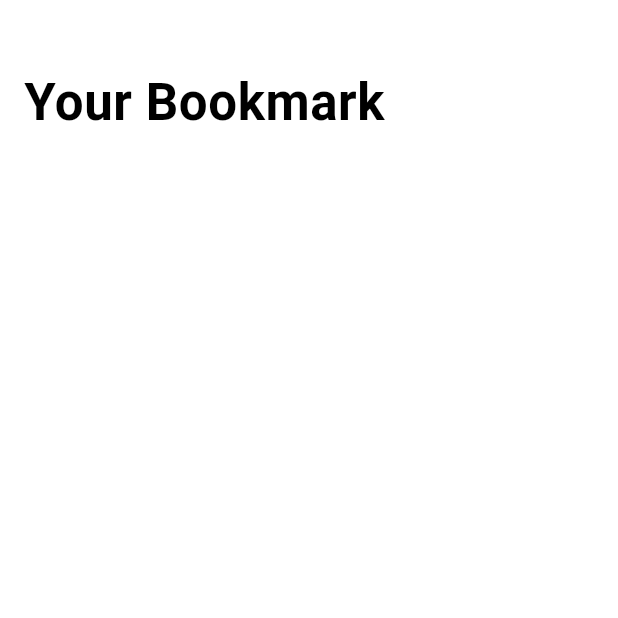
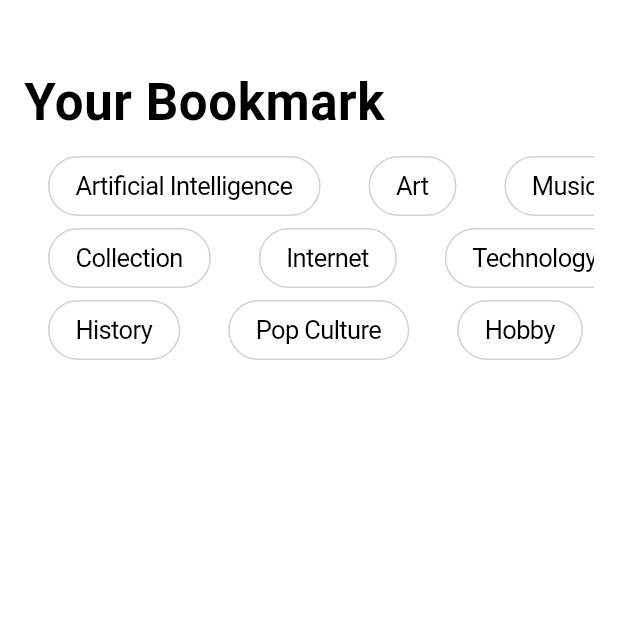
Before and after one commit to developer-bookmark/bookmar-app, a Flutter app: the screen it shows after launch, on a phone screen of 412 x 824 dp, the top half of it. Run offline on Flutter 3.47's test engine with Material 3 defaults, Android fonts, the phone set to English and light mode, and no system bars.

Commit message:
ref: init chip button

```diff
--- a/lib/Features/Common/Views/homepage.dart
+++ b/lib/Features/Common/Views/homepage.dart
@@ -1,21 +1,21 @@
+import 'package:bookmarking_app/Features/widgets/chip_button.dart';
 import 'package:flutter/cupertino.dart';
+import 'package:flutter/material.dart';
 
 class MyHomePage extends StatefulWidget {
   const MyHomePage({super.key});
-
-  final String title;
 
   @override
   State<MyHomePage> createState() => _MyHomePageState();
 }
 
 class _MyHomePageState extends State<MyHomePage> {
-  int _counter = 0;
+  var chipTexts = ['Artificial Intelligence', 'Art', 'Music', 'Business'];
+  var chipTexts2 = ['Collection', 'Internet', 'Technology', 'Reading'];
+  var chipTexts3 = ['History', 'Pop Culture', 'Hobby', 'Development'];
 
-  void _incrementCounter() {
-    setState(() {
-      _counter++;
-    });
+  void _onPress() {
+    print('Chip Button Pressed');
   }
 
   @override
@@ -24,10 +24,70 @@ class _MyHomePageState extends State<MyHomePage> {
       child: CustomScrollView(
         slivers: <Widget>[
           const CupertinoSliverNavigationBar(
-            largeTitle: Text("Your Bookmark")
-          )
-        ]
-      )
+            largeTitle: Text("Your Bookmark"),
+          ),
+          SliverToBoxAdapter(
+            child: Padding(
+              padding:
+                  const EdgeInsets.symmetric(horizontal: 16.0, vertical: 8.0),
+              child: Column(
+                children: [
+                  SizedBox(
+                    height: 40,
+                    child: ListView.builder(
+                      scrollDirection: Axis.horizontal,
+                      itemCount: chipTexts.length,
+                      itemBuilder: (ctx, idx) {
+                        return Padding(
+                          padding: const EdgeInsets.symmetric(horizontal: 8.0),
+                          child: ChipButton(
+                            label: chipTexts[idx],
+                            onPressed: _onPress,
+                          ),
+                        );
+                      },
+                    ),
+                  ),
+                  const SizedBox(height: 8),
+                  SizedBox(
+                    height: 40,
+                    child: ListView.builder(
+                      scrollDirection: Axis.horizontal,
+                      itemCount: chipTexts2.length,
+                      itemBuilder: (ctx, idx) {
+                        return Padding(
+                          padding: const EdgeInsets.symmetric(horizontal: 8.0),
+                          child: ChipButton(
+                            label: chipTexts2[idx],
+                            onPressed: _onPress,
+                          ),
+                        );
+                      },
+                    ),
+                  ),
+                  const SizedBox(height: 8),
+                  SizedBox(
+                    height: 40,
+                    child: ListView.builder(
+                      scrollDirection: Axis.horizontal,
+                      itemCount: chipTexts3.length,
+                      itemBuilder: (ctx, idx) {
+                        return Padding(
+                          padding: const EdgeInsets.symmetric(horizontal: 8.0),
+                          child: ChipButton(
+                            label: chipTexts3[idx],
+                            onPressed: _onPress,
+                          ),
+                        );
+                      },
+                    ),
+                  ),
+                ],
+              ),
+            ),
+          ),
+        ],
+      ),
     );
   }
 }
--- /dev/null
+++ b/lib/Features/widgets/chip_button.dart
@@ -0,0 +1,32 @@
+import 'package:flutter/cupertino.dart';
+
+class ChipButton extends StatelessWidget {
+  const ChipButton({required this.label, required this.onPressed, super.key});
+
+  final String label;
+  final VoidCallback onPressed;
+
+  @override
+  Widget build(BuildContext context) {
+    return Container(
+      margin: const EdgeInsets.symmetric(horizontal: 8.0),
+      padding: const EdgeInsets.symmetric(horizontal: 17.5, vertical: 7.0),
+      decoration: BoxDecoration(
+        color: const Color(0x00f2f2f2),
+        borderRadius: BorderRadius.circular(20.0),
+        border: Border.all(color: CupertinoColors.systemGrey4),
+      ),
+      child: CupertinoButton(
+        padding: EdgeInsets.zero,
+        minSize: 0,
+        onPressed: onPressed,
+        child: Text(
+          label,
+          style: const TextStyle(
+            color: CupertinoColors.black,
+          ),
+        ),
+      ),
+    );
+  }
+}
```
